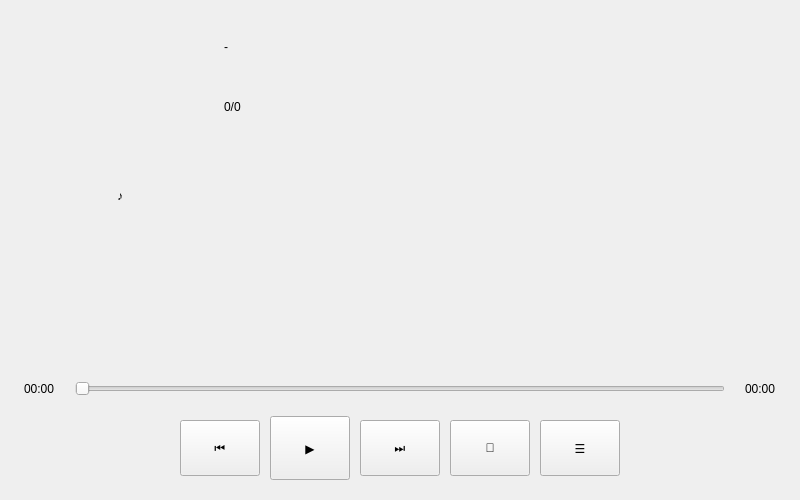
Qt form playwidget.ui (Attention-C7/MusicPlayer) before a commit.
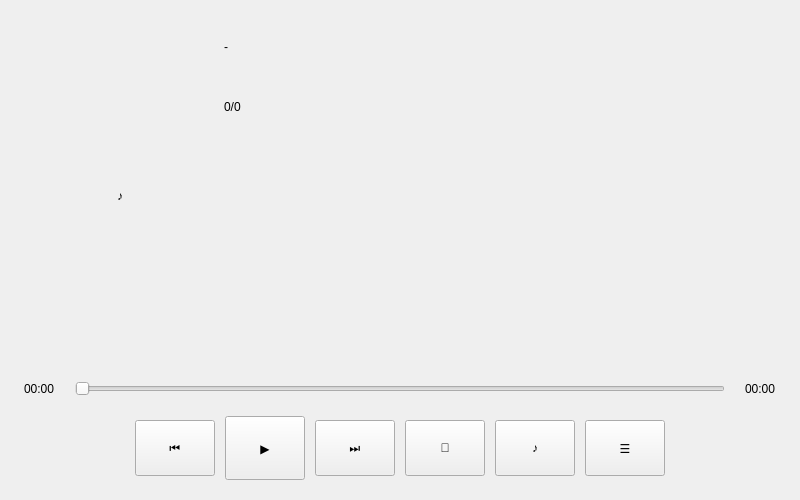
The same form after that commit.

Commit message: feat: beat rhythm visual effect with toggle button

The edit to the form file:
```diff
--- a/playwidget.ui
+++ b/playwidget.ui
@@ -239,6 +239,19 @@
        </property>
       </widget>
      </item>
+    <item>
+     <widget class="QPushButton" name="btn_beat">
+      <property name="minimumSize">
+       <size>
+        <width>56</width>
+        <height>56</height>
+       </size>
+      </property>
+      <property name="text">
+       <string>♪</string>
+      </property>
+     </widget>
+    </item>
      <item>
       <widget class="QPushButton" name="btn_showList">
        <property name="minimumSize">
```
The commit also changes 2 other files.
